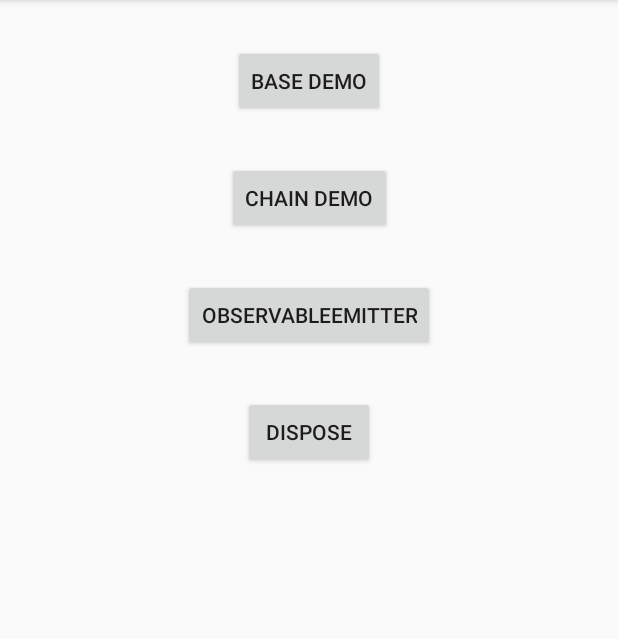
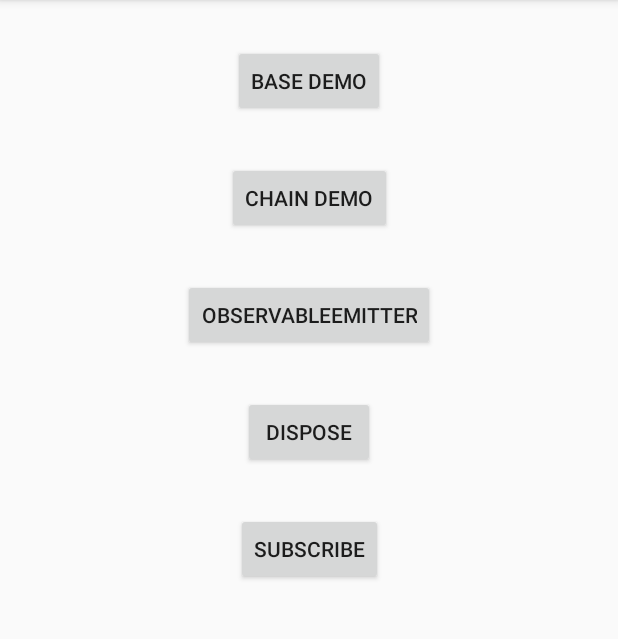
Before and after one commit to lizhen0211/Android_Rx_Java_2_Sample, an Android app: the SimpleDemoActivity screen opened directly, with no data from a screen before it, on a phone screen of 412 x 824 dp, the part 84-723 px from its top. Run offline under Robolectric (Android 15) with nearby library versions, the phone set to English and light mode, and no system bars; our stand-ins replace RxJava.

```diff
--- a/app/src/main/res/layout/activity_simple_demo.xml
+++ b/app/src/main/res/layout/activity_simple_demo.xml
@@ -49,4 +49,15 @@
         app:layout_constraintLeft_toLeftOf="parent"
         app:layout_constraintRight_toRightOf="parent"
         app:layout_constraintTop_toBottomOf="@id/emitter_btn" />
+
+    <Button
+        android:id="@+id/subscribe_btn"
+        android:layout_width="wrap_content"
+        android:layout_height="wrap_content"
+        android:layout_marginTop="30dp"
+        android:onClick="onSubscribeClick"
+        android:text="subscribe"
+        app:layout_constraintLeft_toLeftOf="parent"
+        app:layout_constraintRight_toRightOf="parent"
+        app:layout_constraintTop_toBottomOf="@id/dispose_btn" />
 </android.support.constraint.ConstraintLayout>
```
Also changed, not shown: app/src/main/java/com/lz/android_rxjava2_sample/SimpleDemoActivity.java (+32 -0 lines).
